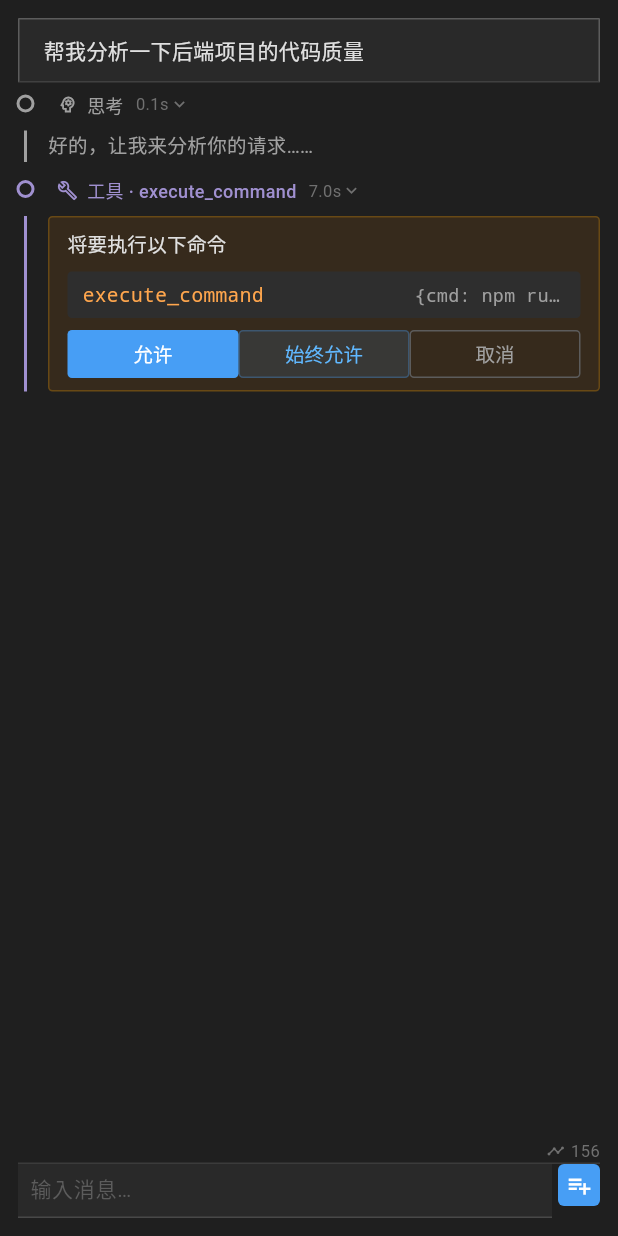
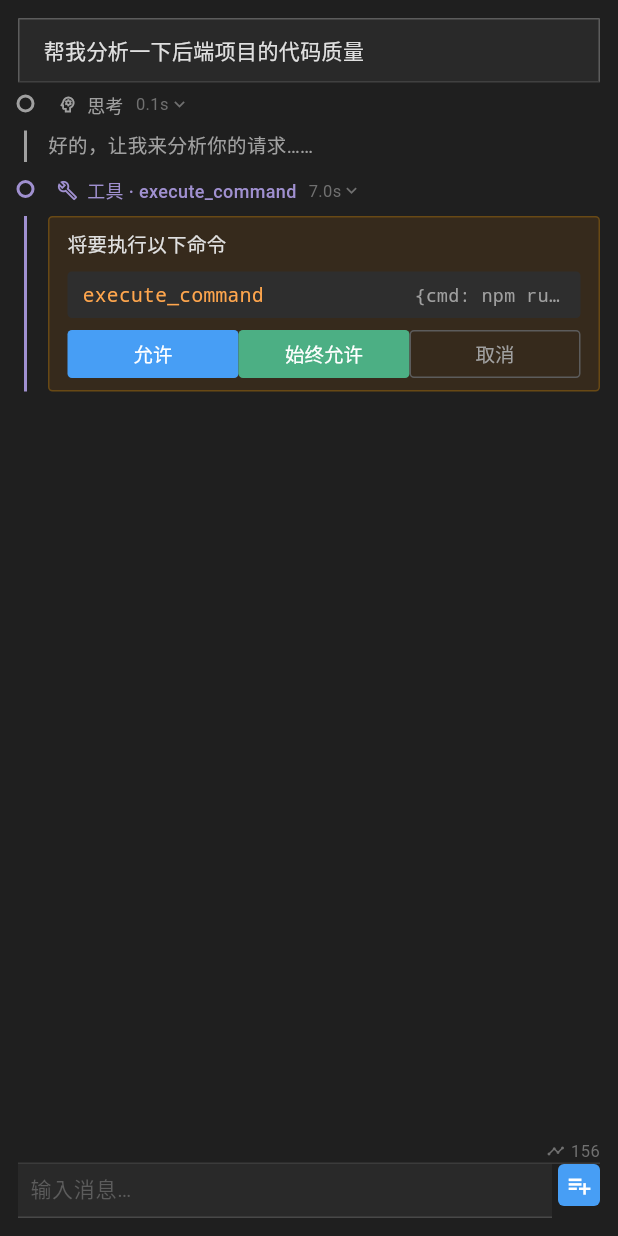
Before and after one commit to CorvusYe/agent_chat, a Flutter app: the screen it shows after launch, on a phone screen of 412 x 824 dp. Run offline on Flutter 3.47's test engine with Material 3 defaults, Android fonts, the phone set to English and light mode, and no system bars; our stand-ins replace sliver_tools; missing offline and left inert: flutter_driver.

Commit message:
Preserve approved/alwaysAllowed status through completion; use accent/success for dot/line
- Add BlockStatus.alwaysAllowed to model for distinguishing Allow vs Always Allow
- confirmTool sets alwaysAllowed (green) or approved (blue) based on flag
- Preserve approved/alwaysAllowed in _updateBlockSafe so ToolCallCompleted
  cannot overwrite them to completed, keeping dot/line color persistent
- dotColorFor: alwaysAllowed → success green, approved → accent blue,
  cancelled → error red
- Only cancelled blocks skip all stream updates; approved blocks still
  receive content/result updates but keep their approval status
- Change "始终允许" button from outlined accent to solid green

Co-Authored-By: DeepSeek V4 Flash <service@deepseek.com>

```diff
--- a/dart/lib/blocks/block_registry.dart
+++ b/dart/lib/blocks/block_registry.dart
@@ -402,9 +402,8 @@ class _ConfirmGate extends StatelessWidget {
                   Expanded(
                     child: _ConfirmButton(
                       label: '始终允许',
-                      color: theme.btnSecondaryBg,
-                      textColor: theme.accentLight,
-                      borderColor: theme.borderAccent,
+                      color: theme.success,
+                      textColor: Colors.white,
                       onPressed: () => bus.confirmTool(
                         exchangeId,
                         block.toolName ?? '',
--- a/dart/lib/models/chat_block.dart
+++ b/dart/lib/models/chat_block.dart
@@ -17,7 +17,15 @@ class BlockType {
   String toString() => 'BlockType($name)';
 }
 
-enum BlockStatus { pending, running, approved, cancelled, completed, error }
+enum BlockStatus {
+  pending,
+  running,
+  approved,
+  alwaysAllowed,
+  cancelled,
+  completed,
+  error,
+}
 
 class ChatBlock {
   final String id;
```
Also changed, not shown: dart/lib/bus/default_chat_bus.dart (+10 -1 lines), dart/lib/widgets/exchange_widget.dart (+29 -29 lines).
